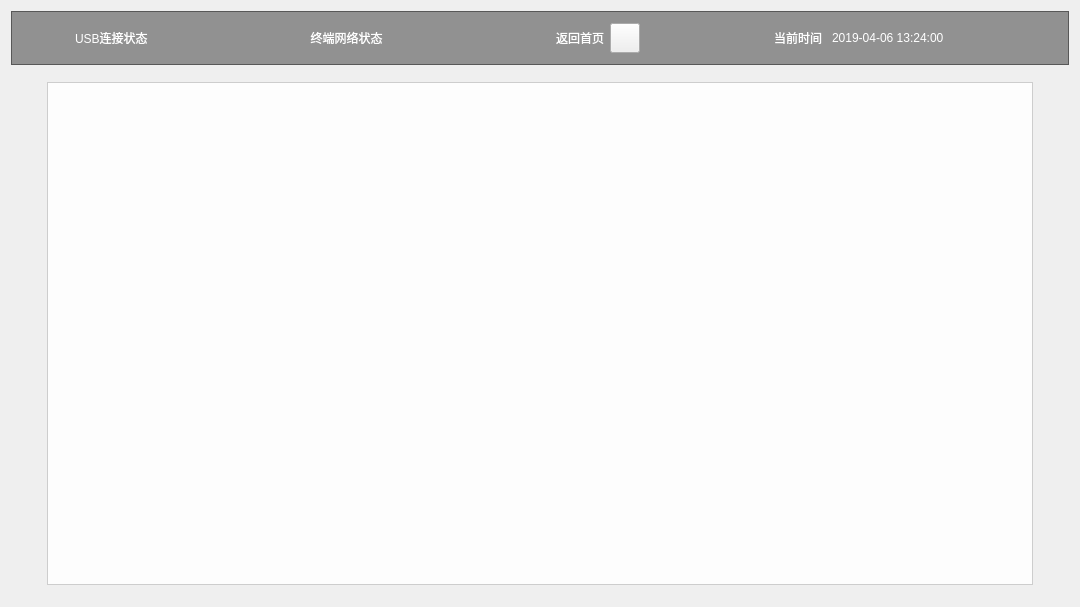
Old version of the form housekeeperclient.ui in the repository fangye945a/housekeeper_client.
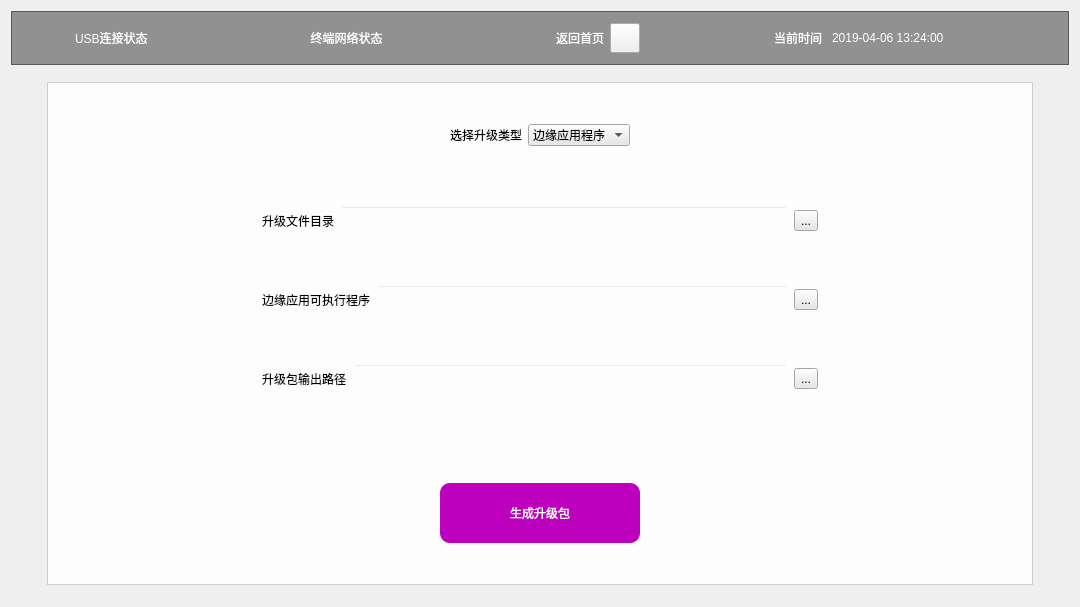
New version of the form. The open tabs and pages were chosen to show the change. Icons and pictures are not drawn.

Patch:
```diff
--- a/housekeeperclient.ui
+++ b/housekeeperclient.ui
@@ -2632,6 +2632,416 @@
            <property name="frameShadow">
             <enum>QFrame::Raised</enum>
            </property>
+           <layout class="QVBoxLayout" name="verticalLayout_6" stretch="1,1,10,1,1,1">
+            <item>
+             <spacer name="verticalSpacer_7">
+              <property name="orientation">
+               <enum>Qt::Vertical</enum>
+              </property>
+              <property name="sizeHint" stdset="0">
+               <size>
+                <width>20</width>
+                <height>23</height>
+               </size>
+              </property>
+             </spacer>
+            </item>
+            <item>
+             <layout class="QHBoxLayout" name="horizontalLayout_43">
+              <item>
+               <spacer name="horizontalSpacer_52">
+                <property name="orientation">
+                 <enum>Qt::Horizontal</enum>
+                </property>
+                <property name="sizeHint" stdset="0">
+                 <size>
+                  <width>40</width>
+                  <height>20</height>
+                 </size>
+                </property>
+               </spacer>
+              </item>
+              <item>
+               <layout class="QHBoxLayout" name="horizontalLayout_12">
+                <item>
+                 <widget class="QLabel" name="label_11">
+                  <property name="styleSheet">
+                   <string notr="true">color: rgb(0, 0, 0);
+font: 25 16pt &quot;Microsoft YaHei UI Light&quot;;</string>
+                  </property>
+                  <property name="text">
+                   <string>选择升级类型</string>
+                  </property>
+                 </widget>
+                </item>
+                <item>
+                 <widget class="QComboBox" name="package_type">
+                  <property name="focusPolicy">
+                   <enum>Qt::NoFocus</enum>
+                  </property>
+                  <property name="styleSheet">
+                   <string notr="true">font: 16pt &quot;宋体&quot;;
+color: rgb(0, 0, 0);
+background-color: rgb(231, 231, 231);</string>
+                  </property>
+                  <item>
+                   <property name="text">
+                    <string>边缘应用程序</string>
+                   </property>
+                  </item>
+                  <item>
+                   <property name="text">
+                    <string>终端服务程序</string>
+                   </property>
+                  </item>
+                 </widget>
+                </item>
+               </layout>
+              </item>
+              <item>
+               <spacer name="horizontalSpacer_53">
+                <property name="orientation">
+                 <enum>Qt::Horizontal</enum>
+                </property>
+                <property name="sizeHint" stdset="0">
+                 <size>
+                  <width>40</width>
+                  <height>20</height>
+                 </size>
+                </property>
+               </spacer>
+              </item>
+             </layout>
+            </item>
+            <item>
+             <layout class="QHBoxLayout" name="horizontalLayout_42" stretch="1,3,1">
+              <item>
+               <spacer name="horizontalSpacer_50">
+                <property name="orientation">
+                 <enum>Qt::Horizontal</enum>
+                </property>
+                <property name="sizeHint" stdset="0">
+                 <size>
+                  <width>40</width>
+                  <height>20</height>
+                 </size>
+                </property>
+               </spacer>
+              </item>
+              <item>
+               <widget class="QStackedWidget" name="stackedWidget_upgrade_type">
+                <property name="currentIndex">
+                 <number>0</number>
+                </property>
+                <widget class="QWidget" name="page_11">
+                 <layout class="QGridLayout" name="gridLayout_12">
+                  <item row="0" column="0">
+                   <layout class="QHBoxLayout" name="horizontalLayout_13">
+                    <item>
+                     <widget class="QLabel" name="label_15">
+                      <property name="styleSheet">
+                       <string notr="true">color: rgb(0, 0, 0);
+font: 25 16pt &quot;Microsoft YaHei UI Light&quot;;</string>
+                      </property>
+                      <property name="text">
+                       <string>升级文件目录</string>
+                      </property>
+                     </widget>
+                    </item>
+                    <item>
+                     <widget class="QLineEdit" name="app_upgrade_dir">
+                      <property name="minimumSize">
+                       <size>
+                        <width>0</width>
+                        <height>30</height>
+                       </size>
+                      </property>
+                      <property name="styleSheet">
+                       <string notr="true"/>
+                      </property>
+                     </widget>
+                    </item>
+                    <item>
+                     <widget class="QToolButton" name="app_upgrade_dir_bt">
+                      <property name="styleSheet">
+                       <string notr="true">color: rgb(0, 0, 0);
+background-color: rgb(231, 231, 231);</string>
+                      </property>
+                      <property name="text">
+                       <string>...</string>
+                      </property>
+                     </widget>
+                    </item>
+                   </layout>
+                  </item>
+                  <item row="1" column="0">
+                   <layout class="QHBoxLayout" name="horizontalLayout_40">
+                    <item>
+                     <widget class="QLabel" name="label_16">
+                      <property name="styleSheet">
+                       <string notr="true">color: rgb(0, 0, 0);
+font: 25 16pt &quot;Microsoft YaHei UI Light&quot;;</string>
+                      </property>
+                      <property name="text">
+                       <string>边缘应用可执行程序</string>
+                      </property>
+                     </widget>
+                    </item>
+                    <item>
+                     <widget class="QLineEdit" name="app_name">
+                      <property name="minimumSize">
+                       <size>
+                        <width>0</width>
+                        <height>30</height>
+                       </size>
+                      </property>
+                      <property name="maximumSize">
+                       <size>
+                        <width>16777215</width>
+                        <height>16777215</height>
+                       </size>
+                      </property>
+                     </widget>
+                    </item>
+                    <item>
+                     <widget class="QToolButton" name="app_name_bt">
+                      <property name="styleSheet">
+                       <string notr="true">color: rgb(0, 0, 0);
+background-color: rgb(231, 231, 231);</string>
+                      </property>
+                      <property name="text">
+                       <string>...</string>
+                      </property>
+                     </widget>
+                    </item>
+                   </layout>
+                  </item>
+                  <item row="2" column="0">
+                   <layout class="QHBoxLayout" name="horizontalLayout_14">
+                    <item>
+                     <widget class="QLabel" name="label_17">
+                      <property name="styleSheet">
+                       <string notr="true">color: rgb(0, 0, 0);
+font: 25 16pt &quot;Microsoft YaHei UI Light&quot;;</string>
+                      </property>
+                      <property name="text">
+                       <string>升级包输出路径</string>
+                      </property>
+                     </widget>
+                    </item>
+                    <item>
+                     <widget class="QLineEdit" name="app_output_path">
+                      <property name="minimumSize">
+                       <size>
+                        <width>0</width>
+                        <height>30</height>
+                       </size>
+                      </property>
+                     </widget>
+                    </item>
+                    <item>
+                     <widget class="QToolButton" name="app_output_path_bt">
+                      <property name="styleSheet">
+                       <string notr="true">color: rgb(0, 0, 0);
+background-color: rgb(231, 231, 231);</string>
+                      </property>
+                      <property name="text">
+                       <string>...</string>
+                      </property>
+                     </widget>
+                    </item>
+                   </layout>
+                  </item>
+                 </layout>
+                </widget>
+                <widget class="QWidget" name="page_12">
+                 <layout class="QGridLayout" name="gridLayout_13">
+                  <item row="0" column="0">
+                   <layout class="QHBoxLayout" name="horizontalLayout_44">
+                    <item>
+                     <widget class="QLabel" name="label_18">
+                      <property name="styleSheet">
+                       <string notr="true">color: rgb(0, 0, 0);
+font: 25 16pt &quot;Microsoft YaHei UI Light&quot;;</string>
+                      </property>
+                      <property name="text">
+                       <string>升级文件目录</string>
+                      </property>
+                     </widget>
+                    </item>
+                    <item>
+                     <widget class="QLineEdit" name="service_upgrade_dir">
+                      <property name="minimumSize">
+                       <size>
+                        <width>0</width>
+                        <height>30</height>
+                       </size>
+                      </property>
+                      <property name="styleSheet">
+                       <string notr="true"/>
+                      </property>
+                     </widget>
+                    </item>
+                    <item>
+                     <widget class="QToolButton" name="service_upgrade_dir_bt">
+                      <property name="styleSheet">
+                       <string notr="true">color: rgb(0, 0, 0);
+background-color: rgb(231, 231, 231);</string>
+                      </property>
+                      <property name="text">
+                       <string>...</string>
+                      </property>
+                     </widget>
+                    </item>
+                   </layout>
+                  </item>
+                  <item row="1" column="0">
+                   <layout class="QHBoxLayout" name="horizontalLayout_45">
+                    <item>
+                     <widget class="QLabel" name="label_34">
+                      <property name="styleSheet">
+                       <string notr="true">color: rgb(0, 0, 0);
+font: 25 16pt &quot;Microsoft YaHei UI Light&quot;;</string>
+                      </property>
+                      <property name="text">
+                       <string>升级包输出路径</string>
+                      </property>
+                     </widget>
+                    </item>
+                    <item>
+                     <widget class="QLineEdit" name="service_output_path">
+                      <property name="minimumSize">
+                       <size>
+                        <width>0</width>
+                        <height>30</height>
+                       </size>
+                      </property>
+                      <property name="maximumSize">
+                       <size>
+                        <width>16777215</width>
+                        <height>16777215</height>
+                       </size>
+                      </property>
+                     </widget>
+                    </item>
+                    <item>
+                     <widget class="QToolButton" name="service_output_path_bt">
+                      <property name="styleSheet">
+                       <string notr="true">color: rgb(0, 0, 0);
+background-color: rgb(231, 231, 231);</string>
+                      </property>
+                      <property name="text">
+                       <string>...</string>
+                      </property>
+                     </widget>
+                    </item>
+                   </layout>
+                  </item>
+                 </layout>
+                </widget>
+               </widget>
+              </item>
+              <item>
+               <spacer name="horizontalSpacer_51">
+                <property name="orientation">
+                 <enum>Qt::Horizontal</enum>
+                </property>
+                <property name="sizeHint" stdset="0">
+                 <size>
+                  <width>40</width>
+                  <height>20</height>
+                 </size>
+                </property>
+               </spacer>
+              </item>
+             </layout>
+            </item>
+            <item>
+             <spacer name="verticalSpacer_18">
+              <property name="orientation">
+               <enum>Qt::Vertical</enum>
+              </property>
+              <property name="sizeHint" stdset="0">
+               <size>
+                <width>20</width>
+                <height>23</height>
+               </size>
+              </property>
+             </spacer>
+            </item>
+            <item>
+             <layout class="QHBoxLayout" name="horizontalLayout_41">
+              <item>
+               <spacer name="horizontalSpacer_48">
+                <property name="orientation">
+                 <enum>Qt::Horizontal</enum>
+                </property>
+                <property name="sizeHint" stdset="0">
+                 <size>
+                  <width>40</width>
+                  <height>20</height>
+                 </size>
+                </property>
+               </spacer>
+              </item>
+              <item>
+               <widget class="QPushButton" name="pushButton">
+                <property name="minimumSize">
+                 <size>
+                  <width>200</width>
+                  <height>60</height>
+                 </size>
+                </property>
+                <property name="styleSheet">
+                 <string notr="true">QPushButton:enabled
+{
+	border-radius: 10px;
+	color: rgb(255, 255, 255);
+	font: 75 16pt &quot;Microsoft YaHei UI&quot;;
+	background-color: rgba(189, 0, 189,255);
+}
+QPushButton:hover
+{
+    border-radius: 10px;
+	color: rgb(255, 255, 255);
+	font: 75 16pt &quot;Microsoft YaHei UI&quot;;
+	background-color: rgba(189, 0, 189,220);
+}</string>
+                </property>
+                <property name="text">
+                 <string>生成升级包</string>
+                </property>
+               </widget>
+              </item>
+              <item>
+               <spacer name="horizontalSpacer_49">
+                <property name="orientation">
+                 <enum>Qt::Horizontal</enum>
+                </property>
+                <property name="sizeHint" stdset="0">
+                 <size>
+                  <width>40</width>
+                  <height>20</height>
+                 </size>
+                </property>
+               </spacer>
+              </item>
+             </layout>
+            </item>
+            <item>
+             <spacer name="verticalSpacer_19">
+              <property name="orientation">
+               <enum>Qt::Vertical</enum>
+              </property>
+              <property name="sizeHint" stdset="0">
+               <size>
+                <width>20</width>
+                <height>23</height>
+               </size>
+              </property>
+             </spacer>
+            </item>
+           </layout>
           </widget>
          </item>
         </layout>
```
Left out of the diff: 25 changed lines with no effect on the pictures.
